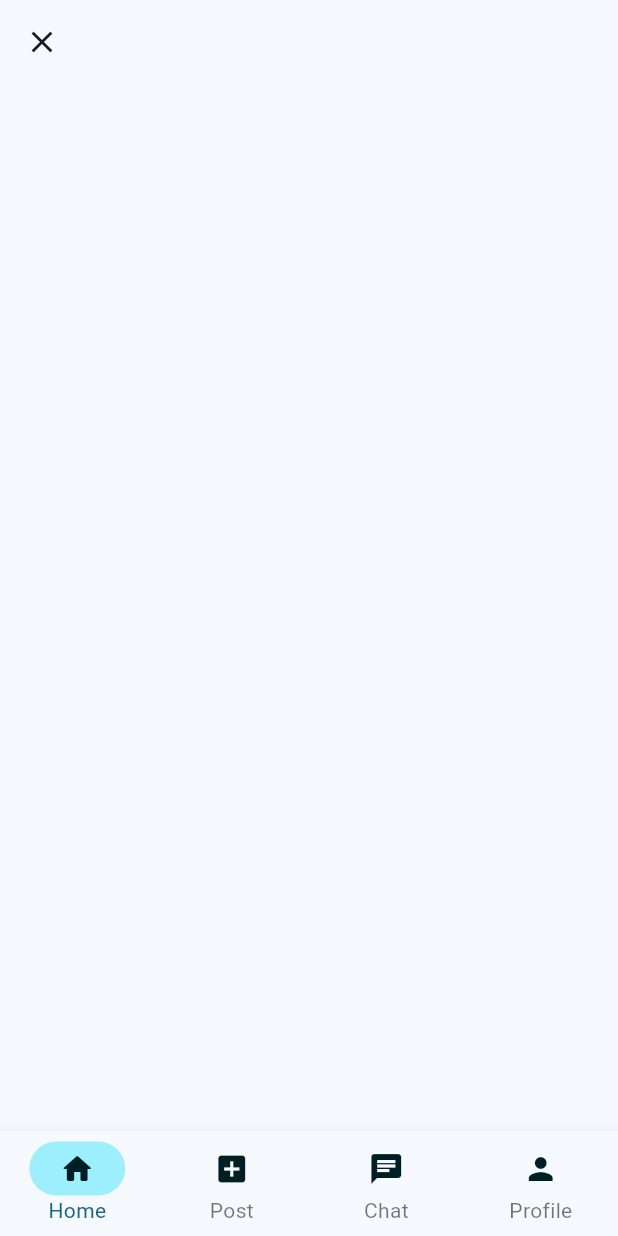
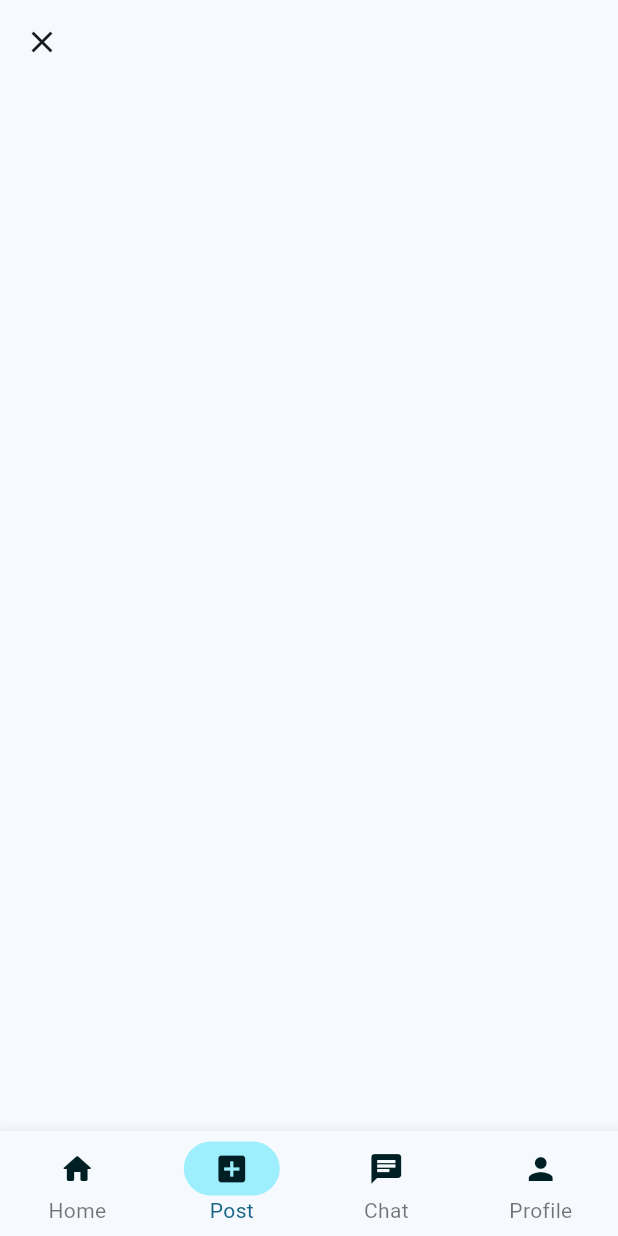
Before and after one commit to SamuelBehrmann/mobile_anwendungen, a Flutter app: the PostView screen opened by its route, on a phone screen of 412 x 824 dp. Run offline on Flutter 3.47's test engine with Material 3 defaults, Android fonts, the phone set to English and light mode, and no system bars; our stand-ins replace flutter_riverpod, fpdart, freezed_annotation, go_router, riverpod_annotation; generated files the repository leaves out were written again.

Commit message:
feat: implement bottom navigation

```diff
--- a/lib/services/navigation/navigation_service.dart
+++ b/lib/services/navigation/navigation_service.dart
@@ -1,6 +1,5 @@
 import 'package:medi_support/services/navigation/go_router/go_router.dart';
 import 'package:medi_support/services/navigation/go_router/go_router_navigation_service.dart';
-import 'package:medi_support/ui/screens/main/services/main_navigation_service.dart';
 import 'package:riverpod_annotation/riverpod_annotation.dart';
 
 part 'navigation_service.g.dart';
@@ -13,4 +12,4 @@ NavigationServiceAggregator navigationServiceAggregator(
       ref.read(goRouterProvider),
     );
 
-abstract class NavigationServiceAggregator implements MainNavigationService {}
+abstract class NavigationServiceAggregator {}
--- a/lib/ui/screens/main/main_controller.dart
+++ /dev/null
@@ -1,3 +0,0 @@
-abstract interface class MainController {
-  void changeColor();
-}
--- a/lib/ui/screens/main/main_view.dart
+++ b/lib/ui/screens/main/main_view.dart
@@ -1,46 +1,56 @@
 import 'package:flutter/material.dart';
-import 'package:flutter_riverpod/flutter_riverpod.dart';
-import 'package:fpdart/fpdart.dart';
-import 'package:medi_support/services/navigation/navigation_service.dart';
-import 'package:medi_support/ui/screens/main/main_controller.dart';
-import 'package:medi_support/ui/screens/main/main_controller_impl.dart';
-import 'package:medi_support/ui/screens/main/main_model.dart';
-import 'package:medi_support/ui/widgets/bottom_navigation.dart';
-import 'package:medi_support/ui/widgets/custom_app_bar.dart';
+import 'package:go_router/go_router.dart';
+import 'package:medi_support/ui/widgets/custom_bottom_navigation_bar.dart';
 
-class MainView extends ConsumerWidget {
-  const MainView({super.key});
+class MainView extends StatefulWidget {
+  final StatefulNavigationShell navigationShell;
+
+  const MainView({
+    super.key,
+    required this.navigationShell,
+  });
+
+  static const List<CustomBottomNavBarItem> bottomNavigationBarItems =
+      <CustomBottomNavBarItem>[
+    CustomBottomNavBarItem(
+      icon: Icons.home_rounded,
+      label: 'Home',
+    ),
+    CustomBottomNavBarItem(
+      icon: Icons.add_box,
+      label: 'Post',
+    ),
+    CustomBottomNavBarItem(
+      icon: Icons.chat,
+      label: 'Chat',
+    ),
+    CustomBottomNavBarItem(
+      icon: Icons.person_sharp,
+      label: 'Profile',
+    ),
+  ];
 
   @override
-  Widget build(BuildContext context, WidgetRef ref) {
-    final MainControllerImplProvider provider = mainControllerImplProvider(
-      ref.watch(navigationServiceAggregatorProvider),
-    );
-    final MainController controller = ref.watch(provider.notifier);
-    final MainModel model = ref.watch(provider);
+  State<MainView> createState() => _MainViewState();
+}
 
-    return Scaffold(
-      appBar: CostumAppBar(
-        title: some("Medi Support"),
-        actions: <Widget>[
-          _buildShuffleButton(controller, model),
-        ],
-      ),
-      bottomNavigationBar: const BottomNavigation(),
-    );
+class _MainViewState extends State<MainView> {
+  void setIndex(int index) {
+    setState(() {
+      widget.navigationShell.goBranch(
+        index,
+        initialLocation: index == widget.navigationShell.currentIndex,
+      );
+    });
   }
 
-  Widget _buildShuffleButton(
-    MainController controller,
-    MainModel model,
-  ) =>
-      IconButton(
-        onPressed: controller.changeColor,
-        icon: const Icon(Icons.shuffle),
-        color: switch (model.color) {
-          MainModelColor.red => Colors.red,
-          MainModelColor.green => Colors.green,
-          MainModelColor.blue => Colors.blue,
-        },
+  @override
+  Widget build(BuildContext context) => Scaffold(
+        body: widget.navigationShell,
+        bottomNavigationBar: CustomBottomNavigationBar(
+          currentIndex: widget.navigationShell.currentIndex,
+          onTap: setIndex,
+          items: MainView.bottomNavigationBarItems,
+        ),
       );
 }
--- a/lib/ui/screens/main/services/main_navigation_service.dart
+++ /dev/null
@@ -1,6 +0,0 @@
-abstract interface class MainNavigationService {
-  void navigateToHome();
-  void navigateToPosts();
-  void navigateToChat();
-  void navigateToProfile();
-}
--- a/lib/ui/screens/post/post_view.dart
+++ b/lib/ui/screens/post/post_view.dart
@@ -1,6 +1,5 @@
 import 'package:flutter/material.dart';
 import 'package:fpdart/fpdart.dart';
-import 'package:medi_support/ui/widgets/bottom_navigation.dart' as bottom_nav;
 import 'package:medi_support/ui/widgets/custom_app_bar.dart';
 
 class PostView extends StatelessWidget {
@@ -13,6 +12,5 @@ class PostView extends StatelessWidget {
             IconButton(onPressed: () {}, icon: const Icon(Icons.close)),
           ),
         ),
-        bottomNavigationBar: const bottom_nav.BottomNavigation(),
       );
 }
--- a/lib/ui/widgets/bottom_navigation.dart
+++ /dev/null
@@ -1,87 +0,0 @@
-import 'package:flutter/material.dart';
-import 'package:freezed_annotation/freezed_annotation.dart';
-import 'package:collection/collection.dart';
-
-part 'bottom_navigation.freezed.dart';
-
-class BottomNavigation extends StatefulWidget {
-  const BottomNavigation({super.key});
-
-  @override
-  BottomNavigationState createState() => BottomNavigationState();
-}
-
-class BottomNavigationState extends State<BottomNavigation> {
-  static const double _iconSize = 24.0;
-  static const double _containerHeight = 36.0;
-  static const double _containerWidth = 64.0;
-
-  static const List<BottomNavBarItem> _items = <BottomNavBarItem>[
-    BottomNavBarItem(
-      icon: Icons.home_rounded,
-      label: 'Home',
-    ),
-    BottomNavBarItem(
-      icon: Icons.add_box,
-      label: 'Post',
-    ),
-    BottomNavBarItem(
-      icon: Icons.chat,
-      label: 'Chat',
-    ),
-    BottomNavBarItem(
-      icon: Icons.person_sharp,
-      label: 'Profile',
-    ),
-  ];
-
-  int _selectedIndex = 0;
-
-  void _onItemTapped(int index) {
-    setState(() {
-      _selectedIndex = index;
-    });
-  }
-
-  @override
-  Widget build(BuildContext context) => BottomNavigationBar(
-        type: BottomNavigationBarType.fixed,
-        items: _items
-            .mapIndexed(
-              (int index, BottomNavBarItem item) => BottomNavigationBarItem(
-                icon: _buildIcon(item.icon, index),
-                label: item.label,
-              ),
-            )
-            .toList(),
-        currentIndex: _selectedIndex,
-        onTap: _onItemTapped,
-        selectedLabelStyle: Theme.of(context).textTheme.bodyMedium,
-        unselectedLabelStyle: Theme.of(context).textTheme.bodyMedium,
-        backgroundColor: Theme.of(context).colorScheme.surface,
-      );
-
-  Widget _buildIcon(IconData iconData, int index) => Container(
-        height: _containerHeight,
-        width: _containerWidth,
-        decoration: ShapeDecoration(
-          color: _selectedIndex == index
-              ? Theme.of(context).colorScheme.secondaryContainer
-              : Colors.transparent,
-          shape: const StadiumBorder(),
-        ),
-        child: Icon(
-          iconData,
-          color: Theme.of(context).colorScheme.onSecondaryContainer,
-          size: _iconSize,
-        ),
-      );
-}
-
-@freezed
-class BottomNavBarItem with _$BottomNavBarItem {
-  const factory BottomNavBarItem({
-    required IconData icon,
-    required String label,
-  }) = _BottomNavBarItem;
-}
--- /dev/null
+++ b/lib/ui/widgets/custom_bottom_navigation_bar.dart
@@ -0,0 +1,71 @@
+import 'package:flutter/material.dart';
+import 'package:freezed_annotation/freezed_annotation.dart';
+import 'package:collection/collection.dart';
+
+part 'custom_bottom_navigation_bar.freezed.dart';
+
+class CustomBottomNavigationBar extends StatelessWidget {
+  static const double _iconSize = 24.0;
+  static const double _containerHeight = 36.0;
+  static const double _containerWidth = 64.0;
+
+  final int currentIndex;
+  final void Function(int) onTap;
+  final List<CustomBottomNavBarItem> items;
+
+  const CustomBottomNavigationBar({
+    super.key,
+    required this.currentIndex,
+    required this.onTap,
+    required this.items,
+  });
+
+  @override
+  Widget build(BuildContext context) => BottomNavigationBar(
+        type: BottomNavigationBarType.fixed,
+        items: items
+            .mapIndexed(
+              (int index, CustomBottomNavBarItem item) =>
+                  BottomNavigationBarItem(
+                icon: _buildIcon(item.icon, index),
+                label: item.label,
+              ),
+            )
+            .toList(),
+        currentIndex: currentIndex,
+        onTap: onTap,
+        selectedLabelStyle: Theme.of(context).textTheme.bodyMedium,
+        unselectedLabelStyle: Theme.of(context).textTheme.bodyMedium,
+        backgroundColor: Theme.of(context).colorScheme.surface,
+      );
+
+  Widget _buildIcon(IconData iconData, int index) => Builder(
+        builder: (BuildContext context) {
+          final ThemeData theme = Theme.of(context);
+
+          return Container(
+            height: _containerHeight,
+            width: _containerWidth,
+            decoration: ShapeDecoration(
+              color: currentIndex == index
+                  ? theme.colorScheme.secondaryContainer
+                  : Colors.transparent,
+              shape: const StadiumBorder(),
+            ),
+            child: Icon(
+              iconData,
+              color: theme.colorScheme.onSecondaryContainer,
+              size: _iconSize,
+            ),
+          );
+        },
+      );
+}
+
+@freezed
+class CustomBottomNavBarItem with _$CustomBottomNavBarItem {
+  const factory CustomBottomNavBarItem({
+    required IconData icon,
+    required String label,
+  }) = _BottomNavBarItem;
+}
```
Also changed, not shown: lib/services/navigation/go_router/go_router.dart (+48 -11 lines), lib/services/navigation/go_router/go_router_navigation_service.dart (+0 -20 lines), lib/ui/screens/chat/chat_view.dart (added, +12 -0 lines), lib/ui/screens/home/home_view.dart (added, +12 -0 lines), lib/ui/screens/main/main_controller_impl.dart (deleted, +0 -25 lines), lib/ui/screens/main/main_model.dart (deleted, +0 -16 lines), lib/ui/screens/profile/profile_view.dart (added, +12 -0 lines), lib/services/navigation/go_router/go_router.g.dart, lib/ui/screens/main/main_controller_impl.g.dart (deleted), lib/ui/screens/main/main_model.freezed.dart (deleted), lib/ui/widgets/custom_bottom_navigation_bar.freezed.dart.
